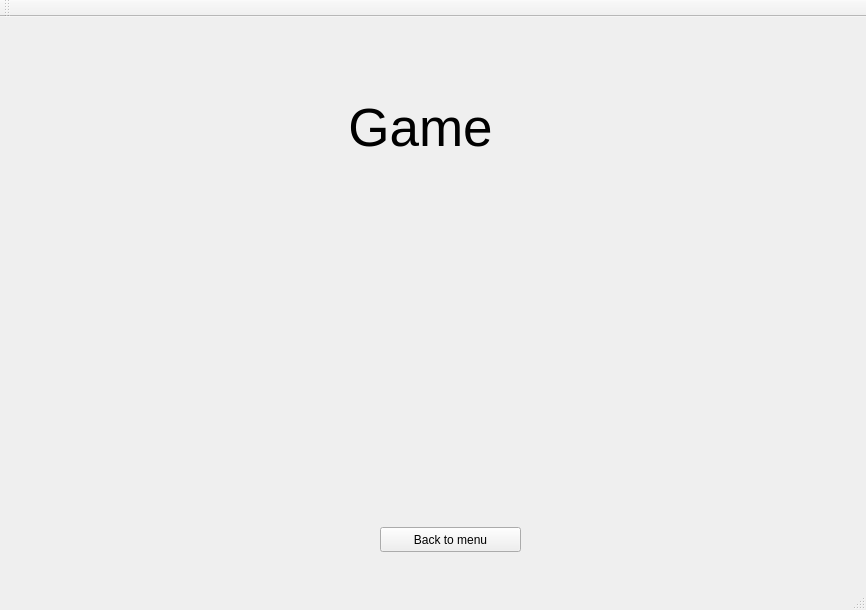
Old version of the form RyBy/mainwindow.ui in the repository Ko5-5/VIsem_WDS_Ryby.
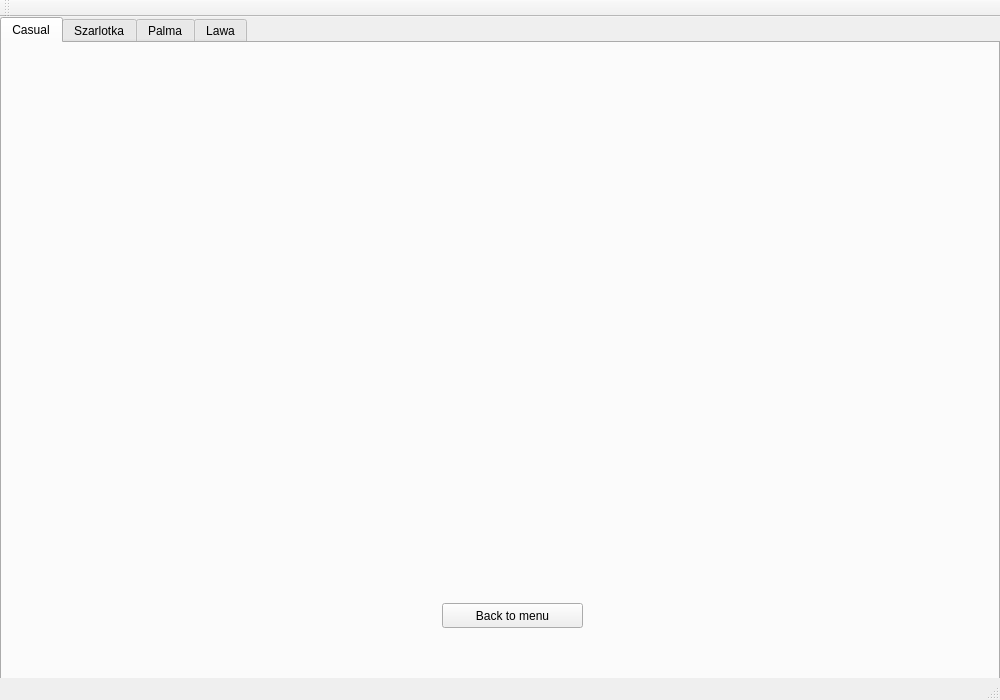
New version of the form. The open tabs and pages were chosen to show the change.

Commit message: Background image, game tabs

Diff of the .ui file:
```diff
--- a/RyBy/mainwindow.ui
+++ b/RyBy/mainwindow.ui
@@ -6,23 +6,32 @@
    <rect>
     <x>0</x>
     <y>0</y>
-    <width>866</width>
-    <height>610</height>
+    <width>1000</width>
+    <height>700</height>
    </rect>
   </property>
   <property name="windowTitle">
    <string>MainWindow</string>
   </property>
+  <property name="styleSheet">
+   <string notr="true"/>
+  </property>
   <widget class="QWidget" name="centralWidget">
+   <property name="styleSheet">
+    <string notr="true"/>
+   </property>
    <widget class="QStackedWidget" name="stackedWidget">
     <property name="geometry">
      <rect>
       <x>0</x>
-      <y>-10</y>
-      <width>881</width>
-      <height>581</height>
+      <y>0</y>
+      <width>1060</width>
+      <height>665</height>
      </rect>
     </property>
+    <property name="styleSheet">
+     <string notr="true"/>
+    </property>
     <widget class="QWidget" name="MenuPage">
      <widget class="QWidget" name="">
       <property name="geometry">
@@ -352,39 +361,60 @@
      </widget>
     </widget>
     <widget class="QWidget" name="GamePage">
-     <widget class="QLabel" name="label_2">
+     <property name="cursor">
+      <cursorShape>ArrowCursor</cursorShape>
+     </property>
+     <property name="styleSheet">
+      <string notr="true"/>
+     </property>
+     <widget class="QTabWidget" name="GameTabs">
       <property name="geometry">
        <rect>
-        <x>340</x>
-        <y>60</y>
-        <width>161</width>
-        <height>121</height>
+        <x>0</x>
+        <y>0</y>
+        <width>1000</width>
+        <height>700</height>
        </rect>
       </property>
-      <property name="font">
-       <font>
-        <pointsize>40</pointsize>
-       </font>
+      <property name="tabPosition">
+       <enum>QTabWidget::North</enum>
       </property>
-      <property name="text">
-       <string>Game</string>
+      <property name="currentIndex">
+       <number>0</number>
       </property>
-      <property name="alignment">
-       <set>Qt::AlignCenter</set>
-      </property>
-     </widget>
-     <widget class="QPushButton" name="GameToMenuButton">
-      <property name="geometry">
-       <rect>
-        <x>380</x>
-        <y>520</y>
-        <width>141</width>
-        <height>25</height>
-       </rect>
-      </property>
-      <property name="text">
-       <string>Back to menu</string>
-      </property>
+      <widget class="QWidget" name="GameTabCasual">
+       <attribute name="title">
+        <string>Casual</string>
+       </attribute>
+       <widget class="QPushButton" name="GameToMenuButton">
+        <property name="geometry">
+         <rect>
+          <x>440</x>
+          <y>560</y>
+          <width>141</width>
+          <height>25</height>
+         </rect>
+        </property>
+        <property name="text">
+         <string>Back to menu</string>
+        </property>
+       </widget>
+      </widget>
+      <widget class="QWidget" name="GameTabSzarlotka">
+       <attribute name="title">
+        <string>Szarlotka</string>
+       </attribute>
+      </widget>
+      <widget class="QWidget" name="GameTabPalma">
+       <attribute name="title">
+        <string>Palma</string>
+       </attribute>
+      </widget>
+      <widget class="QWidget" name="GameTabLawa">
+       <attribute name="title">
+        <string>Lawa</string>
+       </attribute>
+      </widget>
      </widget>
     </widget>
    </widget>
```
Left out of the diff: 53 changed lines with no effect on the pictures. The commit also changes 10 other files.
